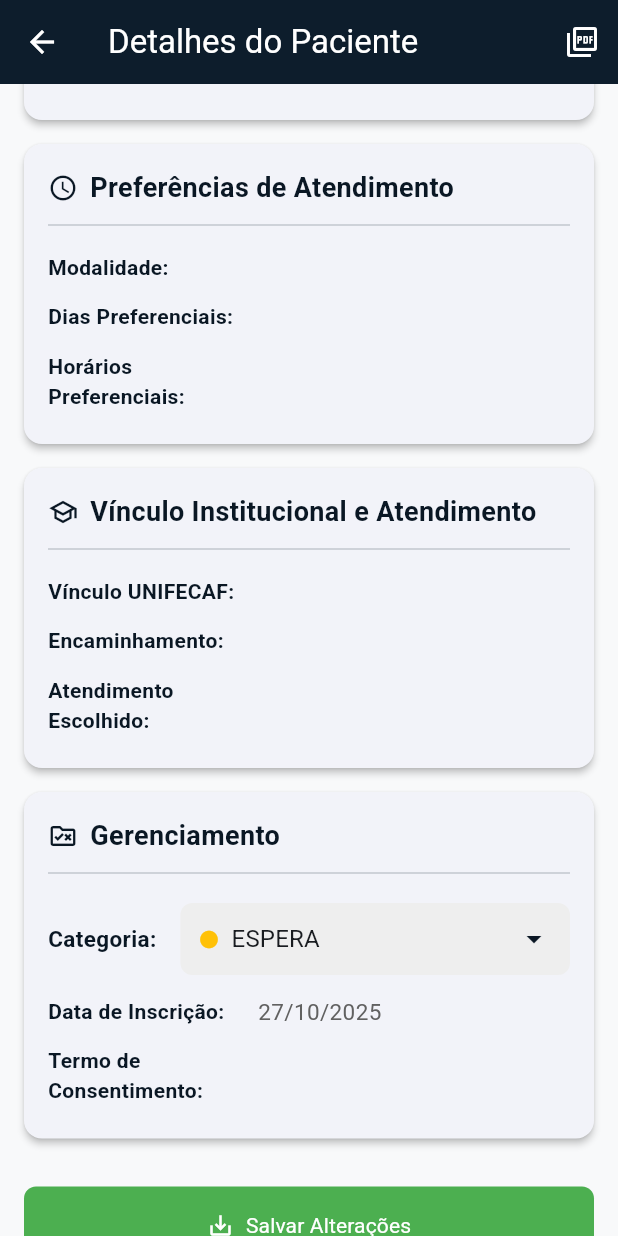
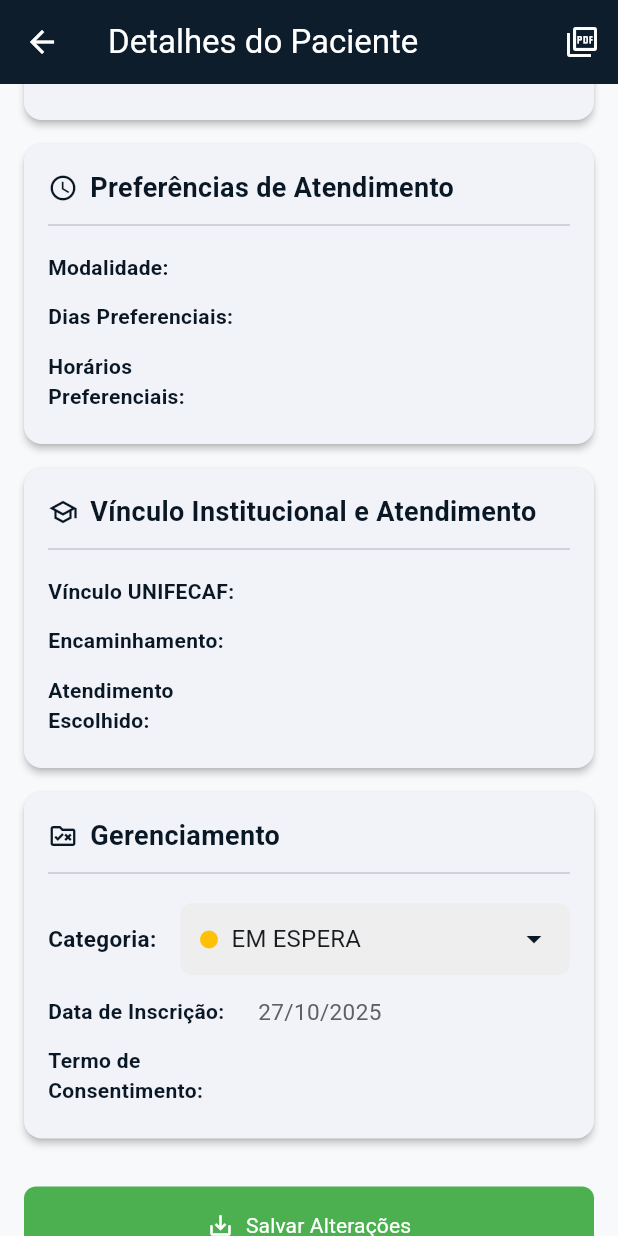
Before and after one commit to Natacha1919/clinica_psicologia, a Flutter app: the DetalhesPacienteScreen screen opened directly with empty values, scrolled down 576 dp, on a phone screen of 412 x 824 dp. Run offline on Flutter 3.47's test engine with Material 3 defaults, Android fonts, the phone set to English and light mode, and no system bars; our stand-ins replace fl_chart, pdf, printing, supabase_flutter, syncfusion_flutter_charts, table_calendar; accounts and stored records are empty.

```diff
--- a/lib/features/pacientes/screens/editar_paciente_screen.dart
+++ b/lib/features/pacientes/screens/editar_paciente_screen.dart
@@ -24,7 +24,7 @@ class _EditarPacienteScreenState extends State<EditarPacienteScreen> {
     'ISENTO COLABORADOR', 'ISENTO COLABORADOR - ENCERRADO', 'ISENTO - ORIENTAÇÃO P.',
   ];
   final List<String> _opcoesClassificacao = ['Orientação', 'Neuropsicologia', 'Psicanálise', 'Psicoterapia', 'Psicodiagnóstico'];
-  final List<String> _opcoesSexo = ['Feminino', 'Masculino', 'Outro'];
+  final List<String> _opcoesSexo = ['Feminino', 'Masculino', 'Intersexo', 'Outro'];
   final List<String> _opcoesEstadoCivil = ['Solteiro (a)', 'Casado (a)', 'Divorciado (a)', 'Viúvo (a)', 'União Estável'];
   final List<String> _diasSemana = ['Segunda-feira', 'Terça-feira', 'Quarta-feira', 'Quinta-feira', 'Sexta-feira', 'Sábado'];
   final List<String> _opcoesPrioridade = ['Urgente', 'Assim que possível', 'Posso esperar um pouco', 'Não tenho pressa'];
--- a/lib/features/triagem/models/status_paciente.dart
+++ b/lib/features/triagem/models/status_paciente.dart
@@ -1,12 +1,11 @@
 import 'package:flutter/material.dart';
 
 enum StatusPaciente {
-  triagem('Encerrou com a Clínica', Color.fromARGB(255, 0, 17, 255)),
+  atendimentoEncerrado('ATENDIMENTO ENCERRADO', Color.fromARGB(255, 0, 17, 255)),
   emAtendimento('EM ATENDIMENTO', Colors.teal),
-  aguardandoVaga('AGUARDANDO VAGA(Triagem)', Colors.blueAccent),
-  alta('ALTA', Colors.grey),
-  espera('ESPERA', Colors.amber),
-  desistencia('DESISTÊNCIA', const Color(0xFFD32F2F)); // Corrigido para ser constante
+  triagemRealizada('TRIAGEM REALIZADA', Color.fromARGB(255, 68, 255, 143)),
+  espera('EM ESPERA', Colors.amber),
+  filaDeEsperaRemanescente('FILA DE ESPERA REMANESCENTE', const Color(0xFFD32F2F)); // Corrigido para ser constante
 
   const StatusPaciente(this.valor, this.cor);
   final String valor;
--- a/lib/features/triagem/screens/detalhes_paciente_screen.dart
+++ b/lib/features/triagem/screens/detalhes_paciente_screen.dart
@@ -135,7 +135,7 @@ class _DetalhesPacienteScreenState extends State<DetalhesPacienteScreen> {
   }
 
   Future<void> _salvarAlteracoes() async {
-    if (_statusAtual == StatusPaciente.aguardandoVaga) {
+    if (_statusAtual == StatusPaciente.triagemRealizada) {
       if (!_formKey.currentState!.validate()) {
         ScaffoldMessenger.of(context).showSnackBar(const SnackBar(content: Text('Por favor, preencha os campos obrigatórios da triagem.'), backgroundColor: Colors.red));
         return;
@@ -216,7 +216,7 @@ class _DetalhesPacienteScreenState extends State<DetalhesPacienteScreen> {
           }
 
           final paciente = _pacienteAtual!;
-          final bool isModoTriagem = _statusAtual == StatusPaciente.aguardandoVaga;
+          final bool isModoTriagem = _statusAtual == StatusPaciente.triagemRealizada;
 
           return SingleChildScrollView(
             padding: const EdgeInsets.all(16.0),
```
Also changed, not shown: 4 other files.
